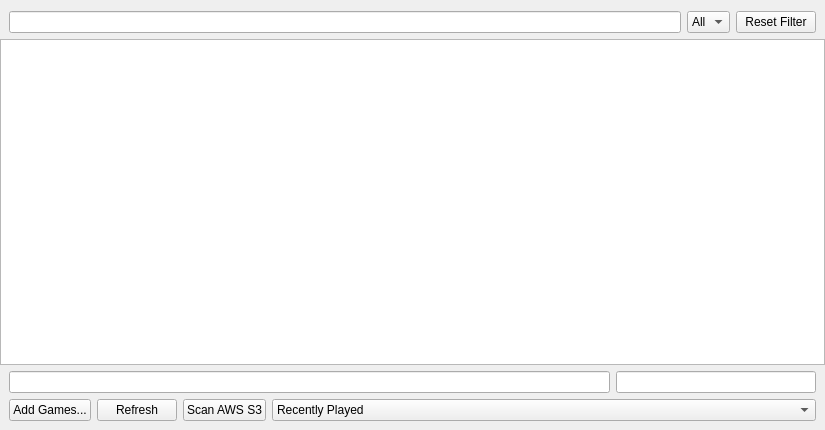
Above: Source/ui_qt/Qt_ui/bootableview.ui from jpd002/Play- before the change. Below: the same form after it.
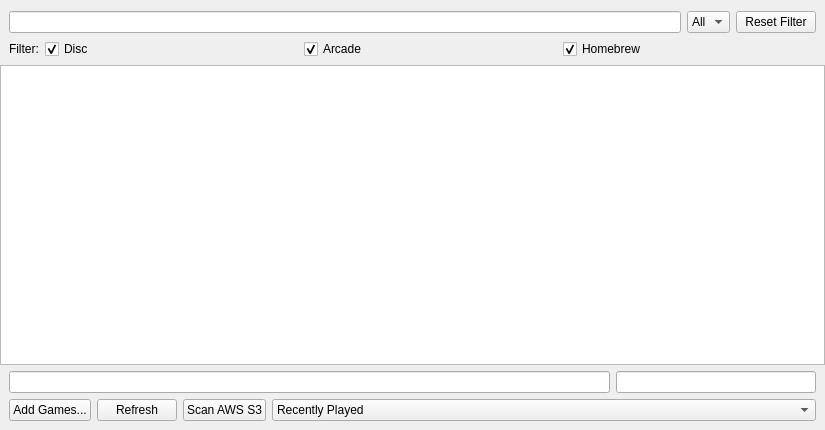
That is the form after the change.

Commit message: Add bootable type filter

The edit to the form file:
```diff
--- a/Source/ui_qt/Qt_ui/bootableview.ui
+++ b/Source/ui_qt/Qt_ui/bootableview.ui
@@ -70,6 +70,59 @@
      </item>
     </layout>
    </item>
+   <item>
+    <layout class="QHBoxLayout" name="horizontalLayout_4">
+     <property name="leftMargin">
+      <number>9</number>
+     </property>
+     <property name="rightMargin">
+      <number>9</number>
+     </property>
+     <item>
+      <widget class="QLabel" name="label">
+       <property name="sizePolicy">
+        <sizepolicy hsizetype="Fixed" vsizetype="Preferred">
+         <horstretch>0</horstretch>
+         <verstretch>0</verstretch>
+        </sizepolicy>
+       </property>
+       <property name="text">
+        <string>Filter:</string>
+       </property>
+      </widget>
+     </item>
+     <item>
+      <widget class="QCheckBox" name="checkBox_ps2">
+       <property name="text">
+        <string>Disc</string>
+       </property>
+       <property name="checked">
+        <bool>true</bool>
+       </property>
+      </widget>
+     </item>
+     <item>
+      <widget class="QCheckBox" name="checkBox_ps2_arcade">
+       <property name="text">
+        <string>Arcade</string>
+       </property>
+       <property name="checked">
+        <bool>true</bool>
+       </property>
+      </widget>
+     </item>
+     <item>
+      <widget class="QCheckBox" name="checkBox_ps2_elf">
+       <property name="text">
+        <string>Homebrew</string>
+       </property>
+       <property name="checked">
+        <bool>true</bool>
+       </property>
+      </widget>
+     </item>
+    </layout>
+   </item>
    <item>
     <widget class="QListView" name="listView">
      <property name="sizePolicy">
```
Left out of the diff: 6 changed lines with no effect on the pictures. The commit also changes 9 other files.
